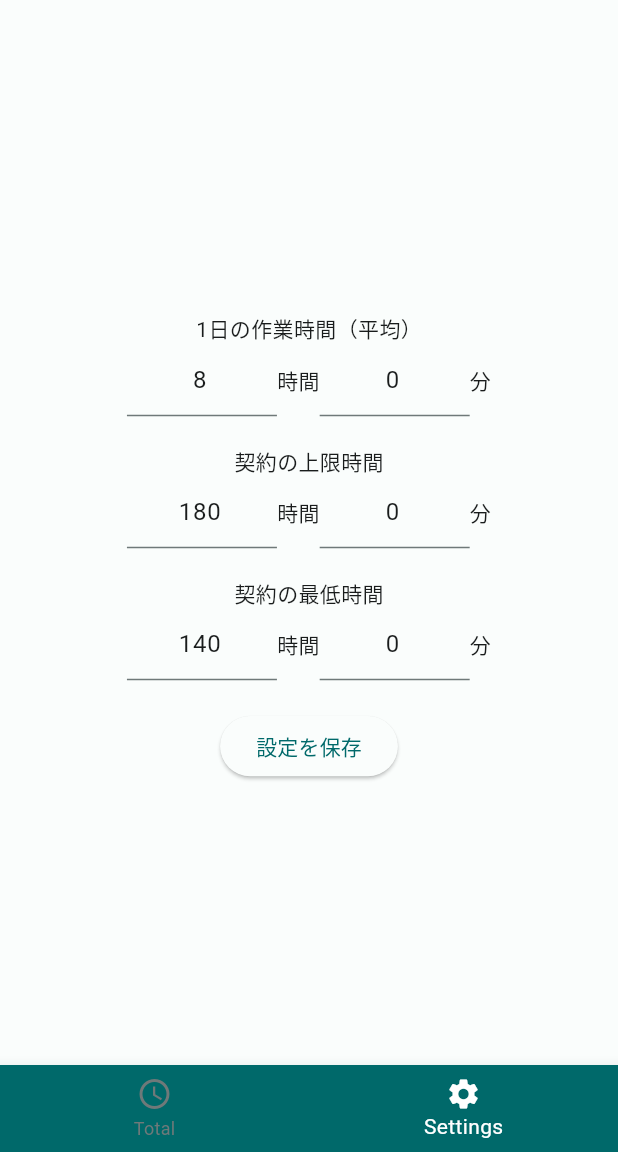
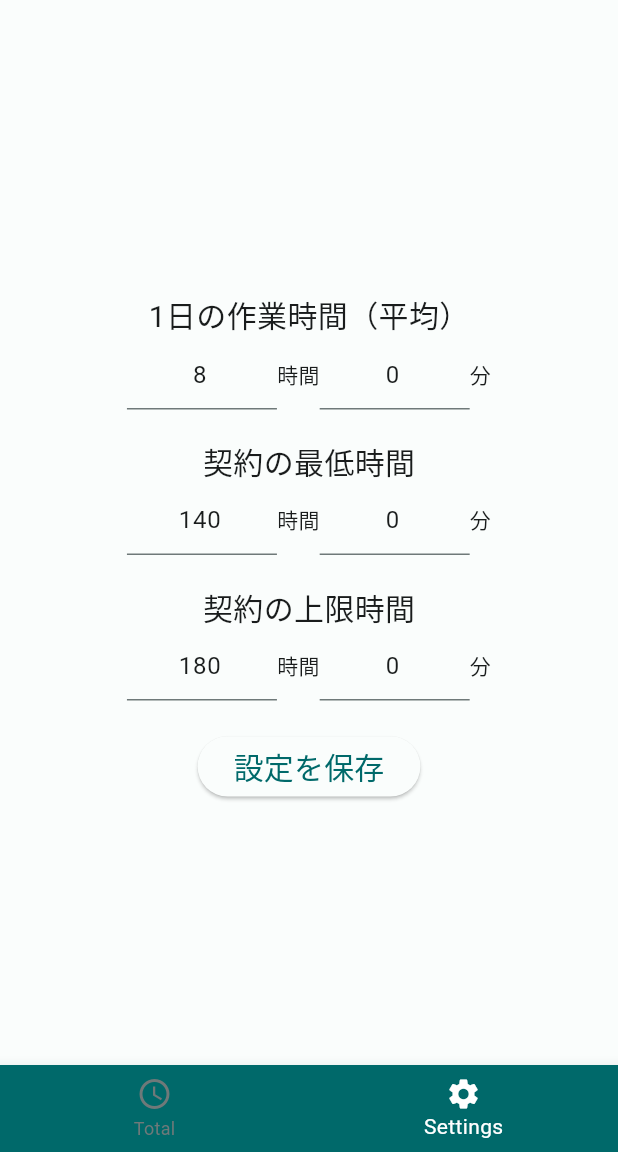
Before and after one commit to h-hiwatashi/working_hours, a Flutter app: the screen it shows after launch, item 2 of the bottom bar chosen, after a tap on "設定を保存", on a phone screen of 412 x 824 dp, the part 84-1236 px from its top. Run offline on Flutter 3.47's test engine with Material 3 defaults, Android fonts, the phone set to English and light mode, and no system bars; our stand-ins replace dio, flutter_riverpod, freezed_annotation; network calls fail; Roboto replaces fonts that are missing (Murecho).

Commit message:
feat: fontやテキストの位置を調整

```diff
--- a/lib/component/content.dart
+++ b/lib/component/content.dart
@@ -107,6 +107,7 @@
       children: [
         Text(
           title,
+          style: CustomTextFont.title,
         ),
         Row(
           mainAxisAlignment: MainAxisAlignment.center,
--- a/lib/main.dart
+++ b/lib/main.dart
@@ -18,7 +18,11 @@
   Widget build(BuildContext context) {
     return MaterialApp(
       title: 'Working Hour',
-      theme: ThemeData(useMaterial3: true, colorScheme: lightColorScheme),
+      theme: ThemeData(
+        useMaterial3: true,
+        colorScheme: lightColorScheme,
+        fontFamily: 'Murecho',
+      ),
       darkTheme: ThemeData(useMaterial3: true, colorScheme: darkColorScheme),
       home: const MyHomePage(title: 'Working Hour'),
     );
--- a/lib/utils/font.dart
+++ b/lib/utils/font.dart
@@ -3,5 +3,10 @@
 class CustomTextFont {
   static TextStyle result = const TextStyle(
     fontSize: 24,
+    fontWeight: FontWeight.w700,
+  );
+  static TextStyle title = const TextStyle(
+    fontSize: 20,
+    fontWeight: FontWeight.w400,
   );
 }
--- a/lib/views/setting_page.dart
+++ b/lib/views/setting_page.dart
@@ -2,6 +2,7 @@
 import 'package:flutter_riverpod/flutter_riverpod.dart';
 import 'package:working_hours/component/content.dart';
 import 'package:working_hours/state/user_setting/user_setting_notifier.dart';
+import 'package:working_hours/utils/font.dart';
 
 class SettingPage extends ConsumerWidget {
   const SettingPage({Key? key}) : super(key: key);
@@ -32,17 +33,17 @@
           ),
           const SizedBox(height: 20),
           CustomTextField(
+            title: '契約の最低時間',
+            text: _unitName,
+            hController: userSettingNotifier.lowerLimitHController,
+            mController: userSettingNotifier.lowerLimitMController,
+          ),
+          const SizedBox(height: 20),
+          CustomTextField(
             title: '契約の上限時間',
             text: _unitName,
             hController: userSettingNotifier.upperLimitHController,
             mController: userSettingNotifier.upperLimitMController,
-          ),
-          const SizedBox(height: 20),
-          CustomTextField(
-            title: '契約の最低時間',
-            text: _unitName,
-            hController: userSettingNotifier.lowerLimitHController,
-            mController: userSettingNotifier.lowerLimitMController,
           ),
           const SizedBox(height: 20),
           ElevatedButton(
@@ -67,7 +68,10 @@
                     ),
                   );
             },
-            child: const Text('設定を保存'),
+            child: Text(
+              '設定を保存',
+              style: CustomTextFont.title,
+            ),
           ),
         ],
       ),
--- a/lib/views/this_month_page.dart
+++ b/lib/views/this_month_page.dart
@@ -45,15 +45,16 @@
           crossAxisAlignment: CrossAxisAlignment.center,
           children: [
             display ?? Container(),
-            Content(
-                title: '${now.month}月の稼働予定時間',
-                text: '$workHourInThisMonth 時間 $workMinInThisMonth 分'),
-            const SizedBox(height: 20),
+            //TODO: 不要かもしれない
+            // Content(
+            //     title: '${now.month}月の稼働予定時間',
+            //     text: '$workHourInThisMonth 時間 $workMinInThisMonth 分'),
+            // const SizedBox(height: 20),
             Column(
               children: [
                 Text(
                   '今日までの作業時間',
-                  style: CustomTextFont.result,
+                  style: CustomTextFont.title,
                 ),
                 Row(
                   mainAxisAlignment: MainAxisAlignment.center,
@@ -116,10 +117,16 @@
                     .read(passedTimeProvider.notifier)
                     .setWorkingHours(tpassedTime);
               },
-              child: const Text('残りの作業時間を計算'),
+              child: Text(
+                '残りの作業時間を計算',
+                style: CustomTextFont.title,
+              ),
             ),
             const SizedBox(height: 20),
-            const Text('下限まであと'),
+            Text(
+              '下限まであと',
+              style: CustomTextFont.title,
+            ),
             Text(
               _durationFromTimeOfDay(
                 ref.watch(passedTimeProvider).workingHours,
@@ -128,7 +135,10 @@
               style: CustomTextFont.result,
             ),
             const SizedBox(height: 10),
-            const Text('上限まであと'),
+            Text(
+              '上限まであと',
+              style: CustomTextFont.title,
+            ),
             Text(
               _durationFromTimeOfDay(
                 ref.watch(passedTimeProvider).workingHours,
@@ -170,14 +180,20 @@
   ) {
     if (passedTime == null || lowerLimit == null || workday == null) {
       return [
-        const Text('必要稼働日数'),
+        Text(
+          '必要稼働日数',
+          style: CustomTextFont.title,
+        ),
         const SizedBox(height: 5),
         const Text(''),
       ];
     }
     if (workday == 0) {
       return [
-        const Text('下限はクリアしています。'),
+        Text(
+          '下限はクリアしています。',
+          style: CustomTextFont.result,
+        ),
       ];
     }
     if (averageTime == const TimeOfDay(hour: 0, minute: 0) ||
@@ -191,7 +207,10 @@
     final diffMin = lowerLimitAllMin - passedTimeAllMin;
     if (diffMin <= 0) {
       return [
-        const Text('下限はクリアしています。'),
+        Text(
+          '下限はクリアしています。',
+          style: CustomTextFont.result,
+        ),
       ];
     }
     final averageAllMin = averageTime.hour * 60 + averageTime.minute;
@@ -203,7 +222,10 @@
     final needMinute = needTime % 60;
 
     return [
-      const Text('最低必要稼働日数'),
+      Text(
+        '最低必要稼働日数',
+        style: CustomTextFont.title,
+      ),
       Text(
         style: CustomTextFont.result,
         '$needDay日間$needHour時間$needMinute分',
```
Also changed, not shown: assets/OFL.txt (added, +93 -0 lines), pubspec.yaml (+22 -0 lines), assets/Murecho-VariableFont_wght.ttf (added), assets/README.txt (added), assets/static/Murecho-Black.ttf (added), assets/static/Murecho-Bold.ttf (added), assets/static/Murecho-ExtraBold.ttf (added), assets/static/Murecho-ExtraLight.ttf (added), assets/static/Murecho-Light.ttf (added), assets/static/Murecho-Medium.ttf (added), assets/static/Murecho-Regular.ttf (added), assets/static/Murecho-SemiBold.ttf (added), assets/static/Murecho-Thin.ttf (added).
